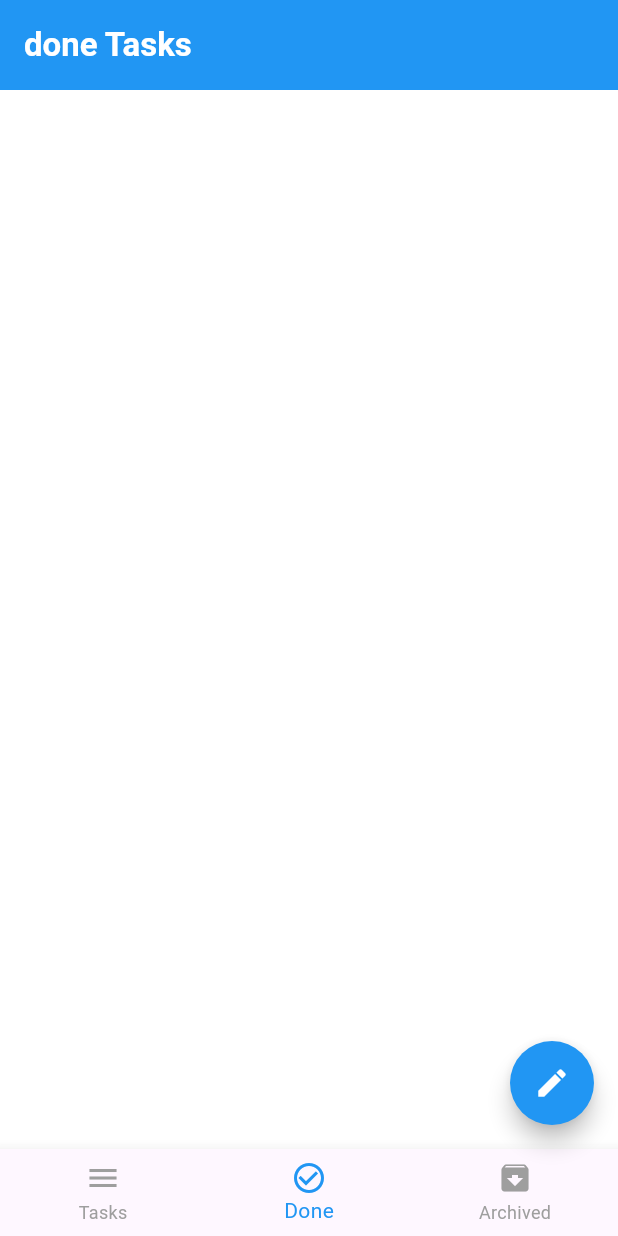
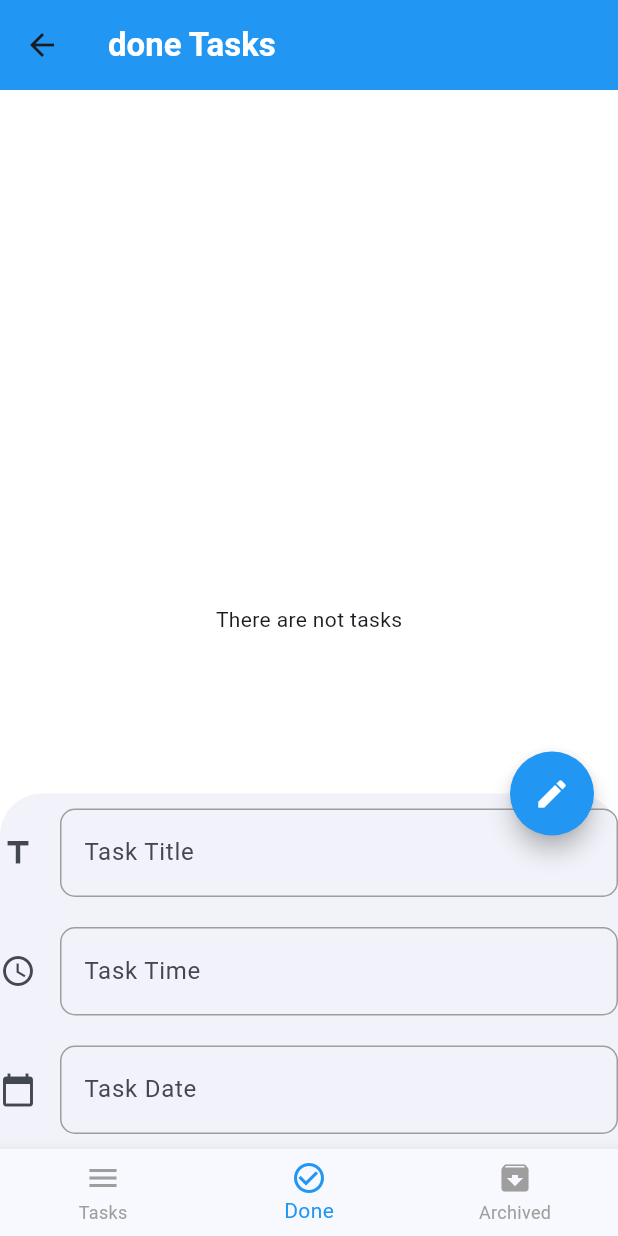
Before and after one commit to Ahmed-Lotfy5853/simple_todo_app, a Flutter app: the screen it shows after launch, item 2 of the bottom bar chosen, after a tap on the "edit" icon, on a phone screen of 412 x 824 dp. Run offline on Flutter 3.47's test engine with Material 2 defaults, Android fonts, the phone set to English and light mode, and no system bars; our stand-ins replace bloc, flutter_bloc, sqflite; accounts and stored records are empty.

```diff
--- a/lib/home/cubit/cubit.dart
+++ b/lib/home/cubit/cubit.dart
@@ -1,4 +1,5 @@
-import 'package:flutter/foundation.dart';
+import 'dart:developer';
+
 import 'package:flutter/material.dart';
 import 'package:flutter_bloc/flutter_bloc.dart';
 import 'package:simple_todo_app/home/cubit/states.dart';
@@ -22,11 +23,20 @@ class HomeCubit extends Cubit<HomeCubitStates> {
   // static Size size(context) => MediaQuery.sizeOf(context);
   bool edit = true;
   int navBarIndex = 0;
-  late Database database;
+  bool bottomSheetOpen = false;
+  GlobalKey<FormState> formKey = GlobalKey<FormState>();
+  Database? database;
+  GlobalKey<ScaffoldState> scaffoldKey = GlobalKey<ScaffoldState>();
 
-  void timePickerFunction() {}
+  void timePickerFunction(BuildContext context) {
+     showTimePicker(context: context, initialTime: TimeOfDay.now()).then((value) {
+       timeController.text = value!.format(context);
+     });
+  }
 
-  void datePickerFunction() {}
+  void datePickerFunction(BuildContext context) {
+    showDatePicker(context: context, initialDate: DateTime.now(), firstDate: DateTime.now(), lastDate: DateTime(DateTime.now().year+100)).then((value) => dateController.text=value.toString().substring(0,10));
+  }
 
 // var key = GlobalKey<>();
   void updateNavBarIndex(int index) {
@@ -36,28 +46,73 @@ class HomeCubit extends Cubit<HomeCubitStates> {
 
   void bottomSheetButton(BuildContext contex,
       {required Widget bottomSheetWidget}) {
-    showBottomSheet(context: contex, builder: (context) => bottomSheetWidget);
+    if (bottomSheetOpen) {
+      if (formKey.currentState!.validate()) {
+        insertIntoDatabase(
+                title: titleController.text,
+                time: timeController.text,
+                date: dateController.text)
+            .then((value) {
+          log("Data inserted into the database successfully");
+
+          titleController.text = '';
+          timeController.text = '';
+          dateController.text = '';
+          bottomSheetOpen = false;
+          emit(BottomSheetClosed());
+          Navigator.pop(contex);
+        });
+      }
+    } else {
+      bottomSheetOpen = true;
+
+      emit(BottomSheetOpened());
+
+      scaffoldKey.currentState
+          ?.showBottomSheet((context) => bottomSheetWidget)
+          .closed
+          .then((value) {
+        titleController.text = '';
+        timeController.text = '';
+        dateController.text = '';
+        bottomSheetOpen = false;
+        emit(BottomSheetClosed());
+// print("bottom sheet value ===> $value");
+      });
+    }
   }
 
-  void changeBottomSheetStatus() {}
+  /* void changeBottomSheetStatus() {}
 
-  void archiveTask() {}
+  Future<void> archiveTask({required int id}) async{
+    emit(LoadingUpdateDataBaseElement());
+    await updateRecordInDatabase(id: id,status: Status.archived.name).then((value) => emit(DoneUpdateDataBaseElement())).catchError((e){
+      log("updating the element id = $id failed ==> ${e.toString()}");
+      emit(ErrorUpdateDataBaseElement());
+    });
+  }
 
-  void doneTask() {}
-
+  Future<void> doneTask({required int id}) async{
+    emit(LoadingUpdateDataBaseElement());
+    await updateRecordInDatabase(id: id,status: Status.done.name).then((value) => emit(DoneUpdateDataBaseElement())).catchError((e){
+      log("updating the element id = $id failed ==> ${e.toString()}");
+      emit(ErrorUpdateDataBaseElement());
+    });
+  }
+*/
   Future<void> createOpenDatabase() async {
     await openDatabase("tasks", version: 1,
         onCreate: (Database db, int version) async {
-      if (kDebugMode) {
-        print("Database created");
-      }
+      log("Database created");
+
       await db.execute(
           'CREATE TABLE Task (id INTEGER PRIMARY KEY, task TEXT, time TEXT, date TEXT, status TEXT)');
     }, onOpen: (Database db) {
-      if (kDebugMode) {
-        print("Database opened");
-      }
-    }).then((value) => database = value);
+      log("Database opened");
+    }).then((value) async {
+      database = value;
+      await getFromDatabase();
+    });
   }
 
   Future<void> insertIntoDatabase({
@@ -65,39 +120,100 @@ class HomeCubit extends Cubit<HomeCubitStates> {
     required String time,
     required String date,
   }) async {
-    await database.transaction((txn) async {
-      /*int id1 = await txn.rawInsert(
+    emit(LoadingInsertedDataBase());
+    await database!
+        .transaction((txn) async {
+          /*int id1 = await txn.rawInsert(
           'INSERT INTO Task(task, time, date,status) VALUES("${title}", "${time}", "${date}","New")');
       print('inserted: $id1');*/
-      int id1 = await txn.rawInsert(
-          'INSERT INTO Task(task, time, date,status) VALUES(?, ?, ?,?)',
-          [title, time, date, Status.New.name]);
-      if (kDebugMode) {
-        print('inserted: $id1');
+          await txn.rawInsert(
+              'INSERT INTO Task(task, time, date,status) VALUES(?, ?, ?,?)',
+              [title, time, date, Status.New.name]).then((value)  {
+            log('inserted: $value');
+            (tasksMap[Status.New.name] ?? []).add(TaskModel(
+              id: value,
+                taskContent: title,
+                taskTime: time,
+                taskDate: date,
+                taskStatus: Status.New.name));
+            emit(DoneInsertedDataBase());
+          /*  await getFromDatabase()
+                .then((value) => );*/
+          }).catchError((e) {
+            log("inserting the element title = $title failed ==> ${e.toString()}");
+            emit(ErrorInsertedDataBase());
+          });
+        })
+        .then((value) => emit(SuccessfulDataBaseTransaction()))
+        .catchError((e) {
+          log("Database transaction failed ==> ${e.toString()}");
+          emit(ErrorDataBaseTransaction());
+        });
+  }
+
+  Future<void> getFromDatabase() async {
+    emit(LoadingGetDataBase());
+    tasksMap = {
+      Status.New.name: [],
+      Status.done.name: [],
+      Status.archived.name: [],
+    };
+    await database!.rawQuery('SELECT * FROM Task').then((value) {
+      if (value.isNotEmpty) {
+        for (int index = 0; index < value.length; index++) {
+          int? itemId = value[index]['id'] as int?;
+          String? itemContent = value[index]['task'] as String?;
+          String? itemTime = value[index]['time'] as String?;
+          String? itemDate = value[index]['date'] as String?;
+          String? itemStatus = value[index]['status'] as String?;
+          (tasksMap[itemStatus ?? Status.New.name] ?? []).add(TaskModel(
+              id: itemId!,
+              taskContent: itemContent!,
+              taskTime: itemTime!,
+              taskDate: itemDate!,
+              taskStatus: itemStatus!));
+        }
+        if ((tasksMap[Status.New.name] ?? []).isEmpty) {
+          emit(EmptyNewTasks());
+        } else if ((tasksMap[Status.done.name] ?? []).isEmpty) {
+          emit(EmptyDoneTasks());
+        } else if ((tasksMap[Status.archived.name] ?? []).isEmpty) {
+          emit(EmptyArchivedTasks());
+        } else {
+          emit(DoneGetDataBase());
+        }
+        return [];
+      } else {
+        emit(EmptyTasksState());
+        return [];
       }
     });
   }
 
-  Future<TaskModel> getFromDatabase() async {
-    TaskModel model;
-    model =
-        TaskModel( id: 0,taskContent: '', taskTime: '', taskDate: '', taskStatus: '',);
-    return model;
-  }
-
   Future<void> updateRecordInDatabase(
       {required int id, required String status}) async {
-    int count = await database
-        .rawUpdate('UPDATE Task SET task = ? WHERE id = ?', [status, id]);
-    if (kDebugMode) {
-      print('updated: $count');
-    }
+    emit(LoadingUpdateDataBaseElement());
+
+    await database!.rawUpdate('UPDATE Task SET status = ? WHERE id = ?',
+        [status, id]).then((value) async {
+      log('updated: $value');
+      await getFromDatabase().then((value) {
+        emit(DoneUpdateDataBaseElement());
+      });
+    }).catchError((e) {
+      log("updating the element id = $id failed ==> ${e.toString()}");
+      emit(ErrorUpdateDataBaseElement());
+    });
   }
 
   Future<void> deleteRecordFromDatabase({required int id}) async {
-    int count = await database.rawDelete('DELETE FROM Task WHERE id = ?', [id]);
-    if (kDebugMode) {
-      print('deleted: $count');
-    }
+    emit(LoadingDeleteDataBaseElement());
+    await database!
+        .rawDelete('DELETE FROM Task WHERE id = ?', [id]).then((value) async{
+      log('deleted: $value');
+    await  getFromDatabase().then((value) => emit(DoneDeleteDataBaseElement()));
+    }).catchError((e) {
+      log("deleting the element id = $id failed ==> ${e.toString()}");
+    });
   }
 }
--- a/lib/home/cubit/states.dart
+++ b/lib/home/cubit/states.dart
@@ -4,3 +4,22 @@ class InitialHomeState extends HomeCubitStates{}
 class UpdateNavBarIndexState extends HomeCubitStates{}
 class LoadingTasksState extends HomeCubitStates{}
 class EmptyTasksState extends HomeCubitStates{}
+class BottomSheetOpened extends HomeCubitStates{}
+class BottomSheetClosed extends HomeCubitStates{}
+class LoadingInsertedDataBase extends HomeCubitStates{}
+class DoneInsertedDataBase extends HomeCubitStates{}
+class ErrorInsertedDataBase extends HomeCubitStates{}
+class LoadingDeleteDataBaseElement extends HomeCubitStates{}
+class DoneDeleteDataBaseElement extends HomeCubitStates{}
+class ErrorDeleteDataBaseElement extends HomeCubitStates{}
+class LoadingUpdateDataBaseElement extends HomeCubitStates{}
+class DoneUpdateDataBaseElement extends HomeCubitStates{}
+class ErrorUpdateDataBaseElement extends HomeCubitStates{}
+class DoneGetDataBase extends HomeCubitStates{}
+class EmptyNewTasks extends HomeCubitStates{}
+class EmptyDoneTasks extends HomeCubitStates{}
+class EmptyArchivedTasks extends HomeCubitStates{}
+class LoadingGetDataBase extends HomeCubitStates{}
+class ErrorGetDataBase extends HomeCubitStates{}
+class SuccessfulDataBaseTransaction extends HomeCubitStates{}
+class ErrorDataBaseTransaction extends HomeCubitStates{}
--- a/lib/home/model/task_model.dart
+++ b/lib/home/model/task_model.dart
@@ -1,12 +1,12 @@
 class TaskModel {
-  int id;
+  int? id;
   String taskContent;
   String taskTime;
   String taskDate;
   String taskStatus;
 
   TaskModel({
-    required this.id,
+     this.id,
     required this.taskContent,
     required this.taskTime,
     required this.taskDate,
--- a/lib/home/ui/components/bottom_sheet.dart
+++ b/lib/home/ui/components/bottom_sheet.dart
@@ -1,4 +1,5 @@
 import 'package:flutter/material.dart';
+import 'package:simple_todo_app/home/cubit/cubit.dart';
 import 'package:simple_todo_app/home/model/text_form_field_model.dart';
 
 import '../widgets/custom_text_field.dart';
@@ -17,16 +18,20 @@ class CustomBottomSheet extends StatelessWidget {
 
   @override
   Widget build(BuildContext context) {
-    return BottomSheet(
-      builder: (BuildContext context) {
-        return Column(
+    return Form(
+      key: HomeCubit.get(context).formKey,
+      child: Column(
+        mainAxisSize: MainAxisSize.min,
         children: [
           CustomTextFormField(
               textController: task.controller,
               label: task.title,
               icon: task.icon,
               readOnl: task.readOnly,
-                tapFunction: () => task.onTap()),
+              tapFunction: () {
+                print("ggg");
+                 task.onTap;
+              }),
           CustomTextFormField(
               textController: time.controller,
               label: time.title,
@@ -40,11 +45,7 @@ class CustomBottomSheet extends StatelessWidget {
               readOnl: date.readOnly,
               tapFunction: () => date.onTap()),
         ],
-        );
-      },
-      onClosing: () {
-        Navigator.of(context).pop();
-      },
+      ),
     );
   }
 }
--- a/lib/home/ui/screens/home_screen.dart
+++ b/lib/home/ui/screens/home_screen.dart
@@ -13,12 +13,14 @@ class HomeScreen extends StatelessWidget {
   @override
   Widget build(BuildContext context) {
     return BlocProvider(
-      create: (context) => HomeCubit(),
+      create: (context) => HomeCubit()..createOpenDatabase(),
       child: BlocConsumer<HomeCubit, HomeCubitStates>(
         listener: (BuildContext context, state) {},
         builder: (BuildContext context, HomeCubitStates state) {
           HomeCubit homeCubit = HomeCubit.get(context);
+
           return Scaffold(
+            key: homeCubit.scaffoldKey,
             backgroundColor: Colors.white,
             appBar: AppBar(
               backgroundColor: Colors.blue,
@@ -32,12 +34,19 @@ class HomeScreen extends StatelessWidget {
                 ),
               ),
             ),
-            body: PageComponent(
-              tasks: homeCubit
-                      .tasksMap[Status.values[homeCubit.navBarIndex].name] ??
-                  [],
-              empty: state is EmptyTasksState,
-              loading: state is LoadingTasksState,
+            body: RefreshIndicator(
+              onRefresh: () async{
+                await homeCubit.getFromDatabase();
+              },
+              child: PageComponent(
+                      tasks: homeCubit.tasksMap[
+                              Status.values[homeCubit.navBarIndex].name] ??
+                          [],
+                      empty: (homeCubit.tasksMap[
+                      Status.values[homeCubit.navBarIndex].name] ??
+                          []).isEmpty,
+                      loading: state is LoadingTasksState,
+                    ),
             ),
             floatingActionButton: FloatingActionButton(
               onPressed: () {
@@ -54,15 +63,17 @@ class HomeScreen extends StatelessWidget {
                       controller: homeCubit.timeController,
                       title: 'Task Time',
                       onTap: () {
-                        homeCubit.timePickerFunction();
-                      },
+                        homeCubit.timePickerFunction( context);
+                        },
                       icon: Icons.access_time_outlined,
+                      readOnly: true,
                     ),
                     date: TextFormFieldModel(
                       controller: homeCubit.dateController,
                       title: 'Task Date',
+                      readOnly: true,
                       onTap: () {
-                        homeCubit.datePickerFunction();
+                        homeCubit.datePickerFunction(context);
                       },
                       icon: Icons.calendar_today,
                     ),
--- a/lib/home/ui/widgets/custom_text_field.dart
+++ b/lib/home/ui/widgets/custom_text_field.dart
@@ -14,15 +14,25 @@ class CustomTextFormField extends StatelessWidget {
   final TextEditingController textController;
   final bool readOnl;
 
-  final Function()? tapFunction;
+  final void Function()? tapFunction;
 
   @override
   Widget build(BuildContext context) {
-    return TextFormField(
+    return Padding(
+      padding: const EdgeInsets.symmetric(vertical: 10.0),
+      child: TextFormField(
         controller: textController,
         style: const TextStyle(color: Colors.black, fontSize: 18),
         readOnly: readOnl,
-      onTap: () => tapFunction,
+        validator: (str){
+          if(str!.isEmpty) {
+            return "Field is empty";
+          }
+          return null;
+        },
+        onTap:
+          tapFunction
+        ,
         decoration: InputDecoration(
           labelText: label,
           icon: Icon(icon),
@@ -45,6 +55,7 @@ class CustomTextFormField extends StatelessWidget {
               borderSide: const BorderSide(color: Colors.grey),
               borderRadius: BorderRadius.circular(10)),
         ),
+      ),
     );
   }
 }
--- a/lib/main.dart
+++ b/lib/main.dart
@@ -34,7 +34,7 @@ class SimpleTodoApp extends StatelessWidget {
         //
         // This works for code too, not just values: Most code changes can be
         // tested with just a hot reload.
-        colorScheme: ColorScheme.fromSeed(seedColor: Colors.deepPurple),
+        colorScheme: ColorScheme.fromSeed(seedColor: Colors.blue),
         useMaterial3: true,
       ),
       home: const HomeScreen(),
```
Also changed, not shown: lib/home/ui/components/page_component.dart (+17 -6 lines). Lines whose indentation alone changed are shown as unchanged.
